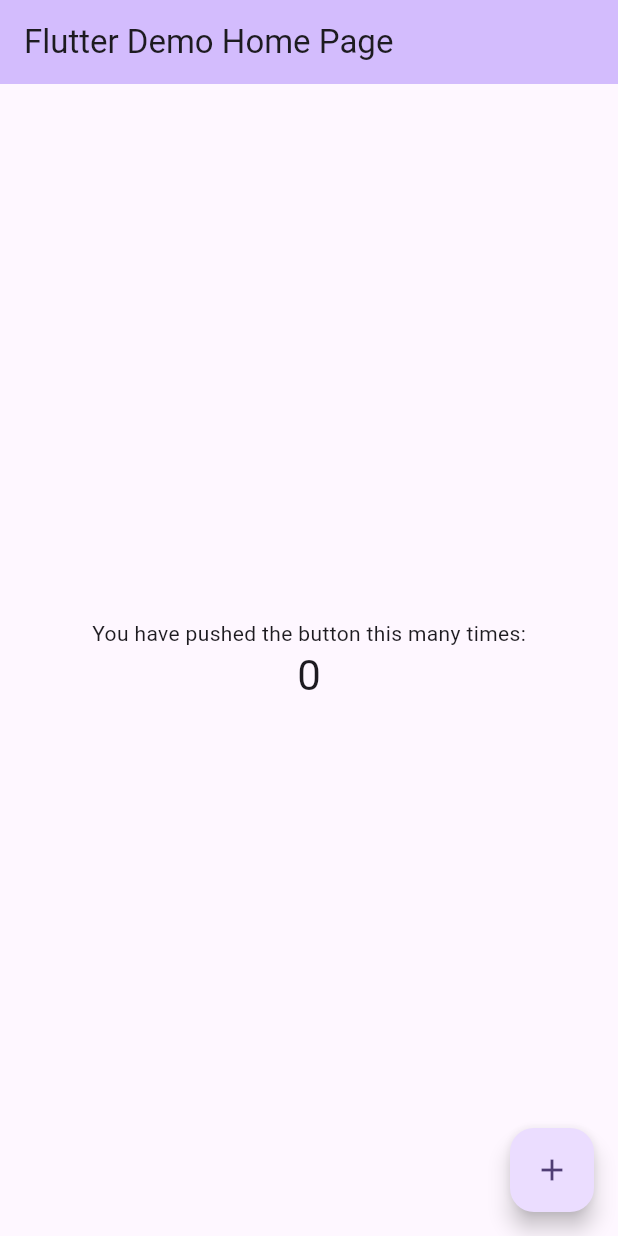
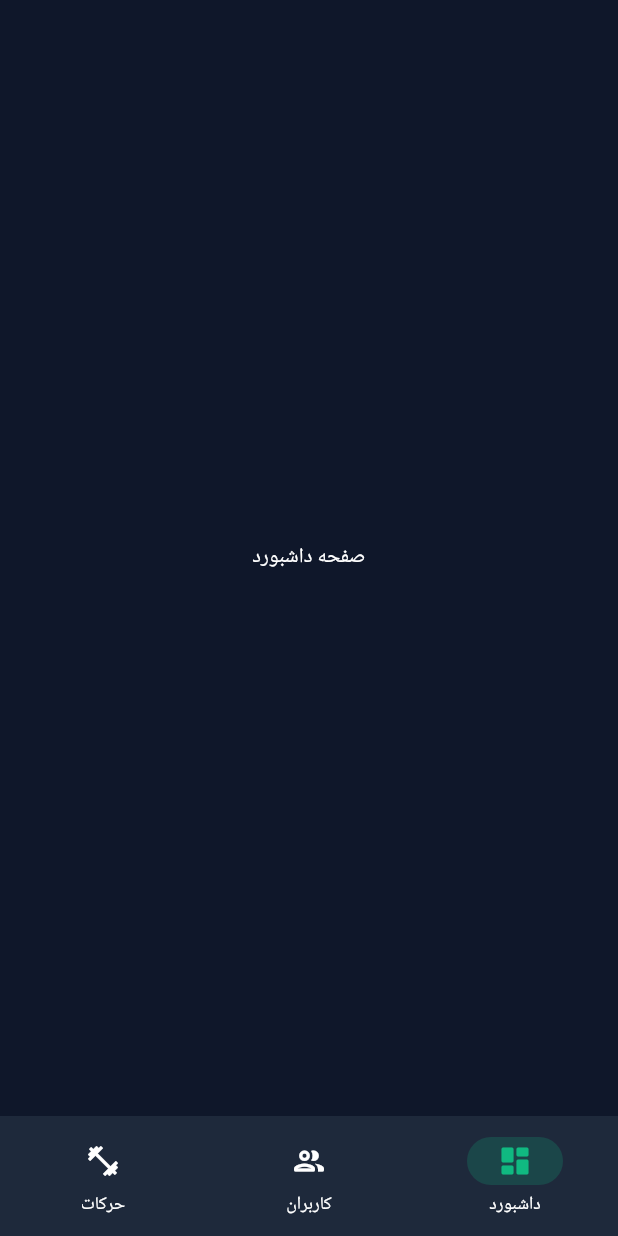
Before and after one commit to MohsenNiazmand/fitsho-pannel, a Flutter app: the screen it shows after launch, on a phone screen of 412 x 824 dp. Run offline on Flutter 3.47's test engine with Material 3 defaults, Android fonts, the phone set to English and light mode, and no system bars; our stand-ins replace flutter_riverpod, go_router.

Commit message:
chore: setup project skeleton and responsive admin shell

```diff
--- /dev/null
+++ b/lib/core/constants/app_constants.dart
@@ -0,0 +1,9 @@
+class AppConstants {
+  AppConstants._();
+
+  static const String appTitle = 'پنل مدیریت فیت‌شو';
+  static const String baseUrl = 'http://localhost:3000'; // Default local backend URL
+  static const String adminTokenKey = 'fitsho_admin_access_token';
+  static const String adminRefreshTokenKey = 'fitsho_admin_refresh_token';
+  static const String adminUserKey = 'fitsho_admin_user_data';
+}
--- /dev/null
+++ b/lib/core/routes/app_router.dart
@@ -0,0 +1,42 @@
+import 'package:flutter/material.dart';
+import 'package:flutter_riverpod/flutter_riverpod.dart';
+import 'package:go_router/go_router.dart';
+import '../../features/auth/presentation/screens/login_screen.dart';
+import '../../features/dashboard/presentation/screens/dashboard_screen.dart';
+import '../../features/exercises/presentation/screens/exercises_screen.dart';
+import '../../features/users/presentation/screens/users_screen.dart';
+import '../../shared/presentation/widgets/responsive_scaffold.dart';
+
+final appRouterProvider = Provider<GoRouter>((ref) {
+  return GoRouter(
+    initialLocation: '/dashboard',
+    routes: [
+      GoRoute(
+        path: '/login',
+        builder: (context, state) => const LoginScreen(),
+      ),
+      ShellRoute(
+        builder: (context, state, child) {
+          return ResponsiveScaffold(
+            currentLocation: state.uri.path,
+            child: child,
+          );
+        },
+        routes: [
+          GoRoute(
+            path: '/dashboard',
+            builder: (context, state) => const DashboardScreen(),
+          ),
+          GoRoute(
+            path: '/users',
+            builder: (context, state) => const UsersScreen(),
+          ),
+          GoRoute(
+            path: '/exercises',
+            builder: (context, state) => const ExercisesScreen(),
+          ),
+        ],
+      ),
+    ],
+  );
+});
--- /dev/null
+++ b/lib/core/theme/app_theme.dart
@@ -0,0 +1,86 @@
+import 'package:flutter/material.dart';
+
+class AppTheme {
+  AppTheme._();
+
+  static const Color primaryColor = Color(0xFF10B981); // Emerald
+  static const Color primaryDark = Color(0xFF059669);
+  static const Color accentColor = Color(0xFF06B6D4); // Cyan
+  static const Color darkBackground = Color(0xFF0F172A); // Slate 900
+  static const Color darkSurface = Color(0xFF1E293B); // Slate 800
+  static const Color darkCard = Color(0xFF334155); // Slate 700
+  static const Color textPrimaryDark = Color(0xFFF8FAFC);
+  static const Color textSecondaryDark = Color(0xFF94A3B8);
+  static const Color dangerColor = Color(0xFFEF4444);
+  static const Color warningColor = Color(0xFFF59E0B);
+
+  static ThemeData get darkTheme {
+    return ThemeData(
+      useMaterial3: true,
+      brightness: Brightness.dark,
+      scaffoldBackgroundColor: darkBackground,
+      colorScheme: const ColorScheme.dark(
+        primary: primaryColor,
+        secondary: accentColor,
+        surface: darkSurface,
+        error: dangerColor,
+      ),
+      cardTheme: CardThemeData(
+        color: darkSurface,
+        elevation: 0,
+        shape: RoundedRectangleBorder(
+          borderRadius: BorderRadius.circular(16),
+          side: const BorderSide(color: Color(0xFF334155), width: 1),
+        ),
+      ),
+      appBarTheme: const AppBarTheme(
+        backgroundColor: darkSurface,
+        elevation: 0,
+        centerTitle: false,
+        titleTextStyle: TextStyle(
+          color: textPrimaryDark,
+          fontSize: 18,
+          fontWeight: FontWeight.bold,
+          fontFamily: 'Vazirmatn',
+        ),
+      ),
+      inputDecorationTheme: InputDecorationTheme(
+        filled: true,
+        fillColor: darkSurface,
+        contentPadding: const EdgeInsets.symmetric(horizontal: 16, vertical: 14),
+        border: OutlineInputBorder(
+          borderRadius: BorderRadius.circular(12),
+          borderSide: const BorderSide(color: Color(0xFF334155)),
+        ),
+        enabledBorder: OutlineInputBorder(
+          borderRadius: BorderRadius.circular(12),
+          borderSide: const BorderSide(color: Color(0xFF334155)),
+        ),
+        focusedBorder: OutlineInputBorder(
+          borderRadius: BorderRadius.circular(12),
+          borderSide: const BorderSide(color: primaryColor, width: 2),
+        ),
+        errorBorder: OutlineInputBorder(
+          borderRadius: BorderRadius.circular(12),
+          borderSide: const BorderSide(color: dangerColor),
+        ),
+      ),
+      elevatedButtonTheme: ElevatedButtonThemeData(
+        style: ElevatedButton.styleFrom(
+          backgroundColor: primaryColor,
+          foregroundColor: Colors.white,
+          elevation: 0,
+          padding: const EdgeInsets.symmetric(horizontal: 20, vertical: 14),
+          shape: RoundedRectangleBorder(
+            borderRadius: BorderRadius.circular(12),
+          ),
+          textStyle: const TextStyle(
+            fontSize: 15,
+            fontWeight: FontWeight.bold,
+            fontFamily: 'Vazirmatn',
+          ),
+        ),
+      ),
+    );
+  }
+}
--- /dev/null
+++ b/lib/features/dashboard/presentation/screens/dashboard_screen.dart
@@ -0,0 +1,14 @@
+import 'package:flutter/material.dart';
+
+class DashboardScreen extends StatelessWidget {
+  const DashboardScreen({super.key});
+
+  @override
+  Widget build(BuildContext context) {
+    return const Scaffold(
+      body: Center(
+        child: Text('صفحه داشبورد'),
+      ),
+    );
+  }
+}
--- a/lib/main.dart
+++ b/lib/main.dart
@@ -1,122 +1,41 @@
 import 'package:flutter/material.dart';
+import 'package:flutter_localizations/flutter_localizations.dart';
+import 'package:flutter_riverpod/flutter_riverpod.dart';
+import 'core/constants/app_constants.dart';
+import 'core/routes/app_router.dart';
+import 'core/theme/app_theme.dart';
 
 void main() {
-  runApp(const MyApp());
+  WidgetsFlutterBinding.ensureInitialized();
+  runApp(
+    const ProviderScope(
+      child: FitShoAdminApp(),
+    ),
+  );
 }
 
-class MyApp extends StatelessWidget {
-  const MyApp({super.key});
+class FitShoAdminApp extends ConsumerWidget {
+  const FitShoAdminApp({super.key});
 
-  // This widget is the root of your application.
   @override
-  Widget build(BuildContext context) {
-    return MaterialApp(
-      title: 'Flutter Demo',
-      theme: ThemeData(
-        // This is the theme of your application.
-        //
-        // TRY THIS: Try running your application with "flutter run". You'll see
-        // the application has a purple toolbar. Then, without quitting the app,
-        // try changing the seedColor in the colorScheme below to Colors.green
-        // and then invoke "hot reload" (save your changes or press the "hot
-        // reload" button in a Flutter-supported IDE, or press "r" if you used
-        // the command line to start the app).
-        //
-        // Notice that the counter didn't reset back to zero; the application
-        // state is not lost during the reload. To reset the state, use hot
-        // restart instead.
-        //
-        // This works for code too, not just values: Most code changes can be
-        // tested with just a hot reload.
-        colorScheme: .fromSeed(seedColor: Colors.deepPurple),
-      ),
-      home: const MyHomePage(title: 'Flutter Demo Home Page'),
+  Widget build(BuildContext context, WidgetRef ref) {
+    final router = ref.watch(appRouterProvider);
+
+    return MaterialApp.router(
+      title: AppConstants.appTitle,
+      debugShowCheckedModeBanner: false,
+      theme: AppTheme.darkTheme,
+      routerConfig: router,
+      locale: const Locale('fa', 'IR'),
+      supportedLocales: const [
+        Locale('fa', 'IR'),
+        Locale('en', 'US'),
+      ],
+      localizationsDelegates: const [
+        GlobalMaterialLocalizations.delegate,
+        GlobalWidgetsLocalizations.delegate,
+        GlobalCupertinoLocalizations.delegate,
+      ],
     );
   }
 }
-
-class MyHomePage extends StatefulWidget {
-  const MyHomePage({super.key, required this.title});
-
-  // This widget is the home page of your application. It is stateful, meaning
-  // that it has a State object (defined below) that contains fields that affect
-  // how it looks.
-
-  // This class is the configuration for the state. It holds the values (in this
-  // case the title) provided by the parent (in this case the App widget) and
-  // used by the build method of the State. Fields in a Widget subclass are
-  // always marked "final".
-
-  final String title;
-
-  @override
-  State<MyHomePage> createState() => _MyHomePageState();
-}
-
-class _MyHomePageState extends State<MyHomePage> {
-  int _counter = 0;
-
-  void _incrementCounter() {
-    setState(() {
-      // This call to setState tells the Flutter framework that something has
-      // changed in this State, which causes it to rerun the build method below
-      // so that the display can reflect the updated values. If we changed
-      // _counter without calling setState(), then the build method would not be
-      // called again, and so nothing would appear to happen.
-      _counter++;
-    });
-  }
-
-  @override
-  Widget build(BuildContext context) {
-    // This method is rerun every time setState is called, for instance as done
-    // by the _incrementCounter method above.
-    //
-    // The Flutter framework has been optimized to make rerunning build methods
-    // fast, so that you can just rebuild anything that needs updating rather
-    // than having to individually change instances of widgets.
-    return Scaffold(
-      appBar: AppBar(
-        // TRY THIS: Try changing the color here to a specific color (to
-        // Colors.amber, perhaps?) and trigger a hot reload to see the AppBar
-        // change color while the other colors stay the same.
-        backgroundColor: Theme.of(context).colorScheme.inversePrimary,
-        // Here we take the value from the MyHomePage object that was created by
-        // the App.build method, and use it to set our appbar title.
-        title: Text(widget.title),
-      ),
-      body: Center(
-        // Center is a layout widget. It takes a single child and positions it
-        // in the middle of the parent.
-        child: Column(
-          // Column is also a layout widget. It takes a list of children and
-          // arranges them vertically. By default, it sizes itself to fit its
-          // children horizontally, and tries to be as tall as its parent.
-          //
-          // Column has various properties to control how it sizes itself and
-          // how it positions its children. Here we use mainAxisAlignment to
-          // center the children vertically; the main axis here is the vertical
-          // axis because Columns are vertical (the cross axis would be
-          // horizontal).
-          //
-          // TRY THIS: Invoke "debug painting" (choose the "Toggle Debug Paint"
-          // action in the IDE, or press "p" in the console), to see the
-          // wireframe for each widget.
-          mainAxisAlignment: .center,
-          children: [
-            const Text('You have pushed the button this many times:'),
-            Text(
-              '$_counter',
-              style: Theme.of(context).textTheme.headlineMedium,
-            ),
-          ],
-        ),
-      ),
-      floatingActionButton: FloatingActionButton(
-        onPressed: _incrementCounter,
-        tooltip: 'Increment',
-        child: const Icon(Icons.add),
-      ),
-    );
-  }
-}
--- /dev/null
+++ b/lib/shared/presentation/widgets/responsive_scaffold.dart
@@ -0,0 +1,257 @@
+import 'package:flutter/material.dart';
+import 'package:go_router/go_router.dart';
+import '../../../core/theme/app_theme.dart';
+
+class ResponsiveScaffold extends StatelessWidget {
+  const ResponsiveScaffold({
+    super.key,
+    required this.child,
+    required this.currentLocation,
+  });
+
+  final Widget child;
+  final String currentLocation;
+
+  int _calculateSelectedIndex() {
+    if (currentLocation.startsWith('/users')) return 1;
+    if (currentLocation.startsWith('/exercises')) return 2;
+    return 0; // /dashboard
+  }
+
+  void _onDestinationSelected(BuildContext context, int index) {
+    switch (index) {
+      case 0:
+        context.go('/dashboard');
+        break;
+      case 1:
+        context.go('/users');
+        break;
+      case 2:
+        context.go('/exercises');
+        break;
+    }
+  }
+
+  @override
+  Widget build(BuildContext context) {
+    final selectedIndex = _calculateSelectedIndex();
+
+    return LayoutBuilder(
+      builder: (context, constraints) {
+        final isDesktop = constraints.maxWidth >= 800;
+
+        if (isDesktop) {
+          return Scaffold(
+            body: Row(
+              children: [
+                _buildSidebar(context, selectedIndex),
+                const VerticalDivider(width: 1, thickness: 1, color: Color(0xFF334155)),
+                Expanded(child: child),
+              ],
+            ),
+          );
+        }
+
+        return Scaffold(
+          body: child,
+          bottomNavigationBar: NavigationBar(
+            selectedIndex: selectedIndex,
+            onDestinationSelected: (idx) => _onDestinationSelected(context, idx),
+            backgroundColor: AppTheme.darkSurface,
+            indicatorColor: AppTheme.primaryColor.withOpacity(0.2),
+            destinations: const [
+              NavigationDestination(
+                icon: Icon(Icons.dashboard_outlined),
+                selectedIcon: Icon(Icons.dashboard_rounded, color: AppTheme.primaryColor),
+                label: 'داشبورد',
+              ),
+              NavigationDestination(
+                icon: Icon(Icons.people_outline_rounded),
+                selectedIcon: Icon(Icons.people_alt_rounded, color: AppTheme.primaryColor),
+                label: 'کاربران',
+              ),
+              NavigationDestination(
+                icon: Icon(Icons.fitness_center_outlined),
+                selectedIcon: Icon(Icons.fitness_center_rounded, color: AppTheme.primaryColor),
+                label: 'حرکات',
+              ),
+            ],
+          ),
+        );
+      },
+    );
+  }
+
+  Widget _buildSidebar(BuildContext context, int selectedIndex) {
+    return Container(
+      width: 260,
+      color: AppTheme.darkSurface,
+      child: Column(
+        children: [
+          // Logo & Title
+          Container(
+            padding: const EdgeInsets.symmetric(horizontal: 20, vertical: 24),
+            child: Row(
+              children: [
+                Container(
+                  width: 42,
+                  height: 42,
+                  decoration: BoxDecoration(
+                    gradient: const LinearGradient(
+                      colors: [AppTheme.primaryColor, AppTheme.accentColor],
+                    ),
+                    borderRadius: BorderRadius.circular(12),
+                    boxShadow: [
+                      BoxShadow(
+                        color: AppTheme.primaryColor.withOpacity(0.3),
+                        blurRadius: 10,
+                        offset: const Offset(0, 4),
+                      ),
+                    ],
+                  ),
+                  child: const Icon(Icons.fitness_center_rounded, color: Colors.white, size: 24),
+                ),
+                const SizedBox(width: 12),
+                const Expanded(
+                  child: Column(
+                    crossAxisAlignment: CrossAxisAlignment.start,
+                    mainAxisSize: MainAxisSize.min,
+                    children: [
+                      Text(
+                        'فیت‌شو',
+                        style: TextStyle(
+                          fontSize: 18,
+                          fontWeight: FontWeight.bold,
+                          color: AppTheme.textPrimaryDark,
+                        ),
+                      ),
+                      Text(
+                        'پنل مدیریت سیستم',
+                        style: TextStyle(
+                          fontSize: 11,
+                          color: AppTheme.textSecondaryDark,
+                        ),
+                      ),
+                    ],
+                  ),
+                ),
+              ],
+            ),
+          ),
+          const Divider(height: 1, color: Color(0xFF334155)),
+          const SizedBox(height: 16),
+          // Nav items
+          _SidebarItem(
+            icon: Icons.dashboard_rounded,
+            title: 'داشبورد',
+            isSelected: selectedIndex == 0,
+            onTap: () => _onDestinationSelected(context, 0),
+          ),
+          _SidebarItem(
+            icon: Icons.people_alt_rounded,
+            title: 'مدیریت کاربران',
+            isSelected: selectedIndex == 1,
+            onTap: () => _onDestinationSelected(context, 1),
+          ),
+          _SidebarItem(
+            icon: Icons.fitness_center_rounded,
+            title: 'بانک حرکات ورزشی',
+            isSelected: selectedIndex == 2,
+            onTap: () => _onDestinationSelected(context, 2),
+          ),
+          const Spacer(),
+          // Logout / User Info
+          const Divider(height: 1, color: Color(0xFF334155)),
+          Padding(
+            padding: const EdgeInsets.all(16),
+            child: Row(
+              children: [
+                const CircleAvatar(
+                  backgroundColor: AppTheme.darkCard,
+                  child: Icon(Icons.admin_panel_settings_rounded, color: AppTheme.primaryColor),
+                ),
+                const SizedBox(width: 12),
+                const Expanded(
+                  child: Column(
+                    crossAxisAlignment: CrossAxisAlignment.start,
+                    children: [
+                      Text(
+                        'مدیر سیستم',
+                        style: TextStyle(fontSize: 13, fontWeight: FontWeight.bold),
+                      ),
+                      Text(
+                        'ادمین کل',
+                        style: TextStyle(fontSize: 11, color: AppTheme.textSecondaryDark),
+                      ),
+                    ],
+                  ),
+                ),
+                IconButton(
+                  icon: const Icon(Icons.logout_rounded, color: AppTheme.dangerColor, size: 20),
+                  tooltip: 'خروج از حساب',
+                  onPressed: () {
+                    context.go('/login');
+                  },
+                ),
+              ],
+            ),
+          ),
+        ],
+      ),
+    );
+  }
+}
+
+class _SidebarItem extends StatelessWidget {
+  const _SidebarItem({
+    required this.icon,
+    required this.title,
+    required this.isSelected,
+    required this.onTap,
+  });
+
+  final IconData icon;
+  final String title;
+  final bool isSelected;
+  final VoidCallback onTap;
+
+  @override
+  Widget build(BuildContext context) {
+    return Padding(
+      padding: const EdgeInsets.symmetric(horizontal: 12, vertical: 4),
+      child: Material(
+        color: isSelected ? AppTheme.primaryColor.withOpacity(0.15) : Colors.transparent,
+        borderRadius: BorderRadius.circular(10),
+        child: InkWell(
+          borderRadius: BorderRadius.circular(10),
+          onTap: onTap,
+          child: Container(
+            padding: const EdgeInsets.symmetric(horizontal: 16, vertical: 12),
+            child: Row(
+              children: [
+                Icon(
+                  icon,
+                  size: 20,
+                  color: isSelected ? AppTheme.primaryColor : AppTheme.textSecondaryDark,
+                ),
+                const SizedBox(width: 12),
+                Expanded(
+                  child: Text(
+                    title,
+                    maxLines: 1,
+                    overflow: TextOverflow.ellipsis,
+                    style: TextStyle(
+                      fontSize: 14,
+                      fontWeight: isSelected ? FontWeight.bold : FontWeight.normal,
+                      color: isSelected ? AppTheme.primaryColor : AppTheme.textPrimaryDark,
+                    ),
+                  ),
+                ),
+              ],
+            ),
+          ),
+        ),
+      ),
+    );
+  }
+}
```
Also changed, not shown: lib/core/error/failures.dart (added, +24 -0 lines), lib/features/auth/presentation/screens/login_screen.dart (added, +14 -0 lines), lib/features/exercises/presentation/screens/exercises_screen.dart (added, +14 -0 lines), lib/features/users/presentation/screens/users_screen.dart (added, +14 -0 lines), pubspec.yaml (+19 -71 lines), pubspec.lock, 7 other files.
